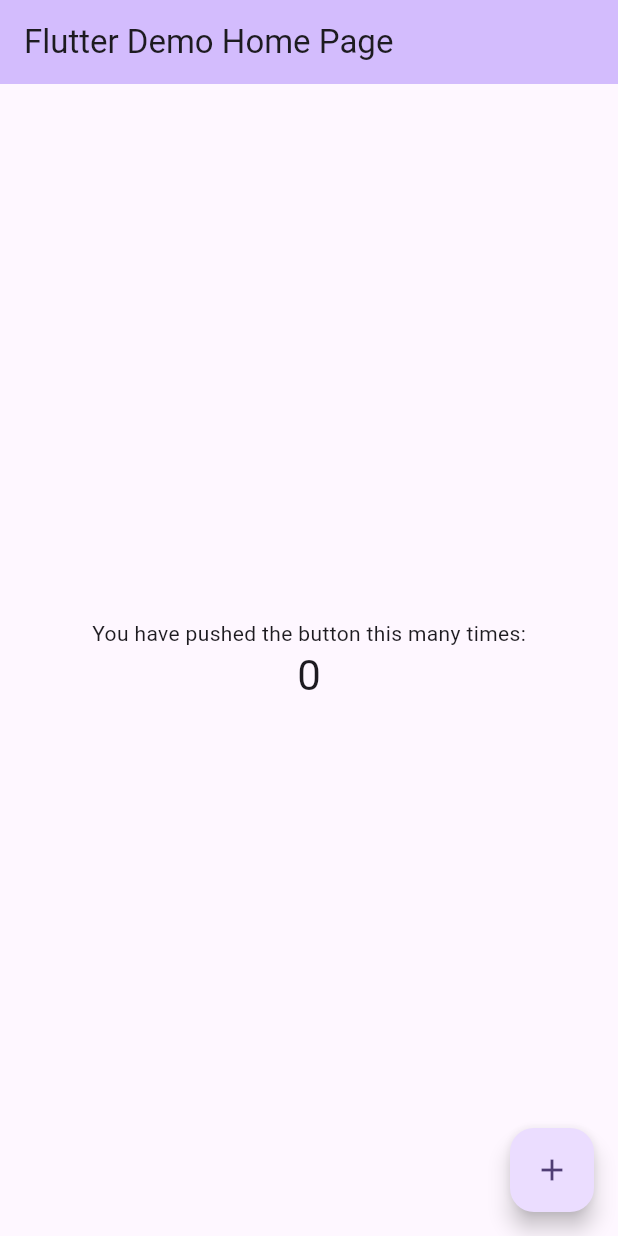
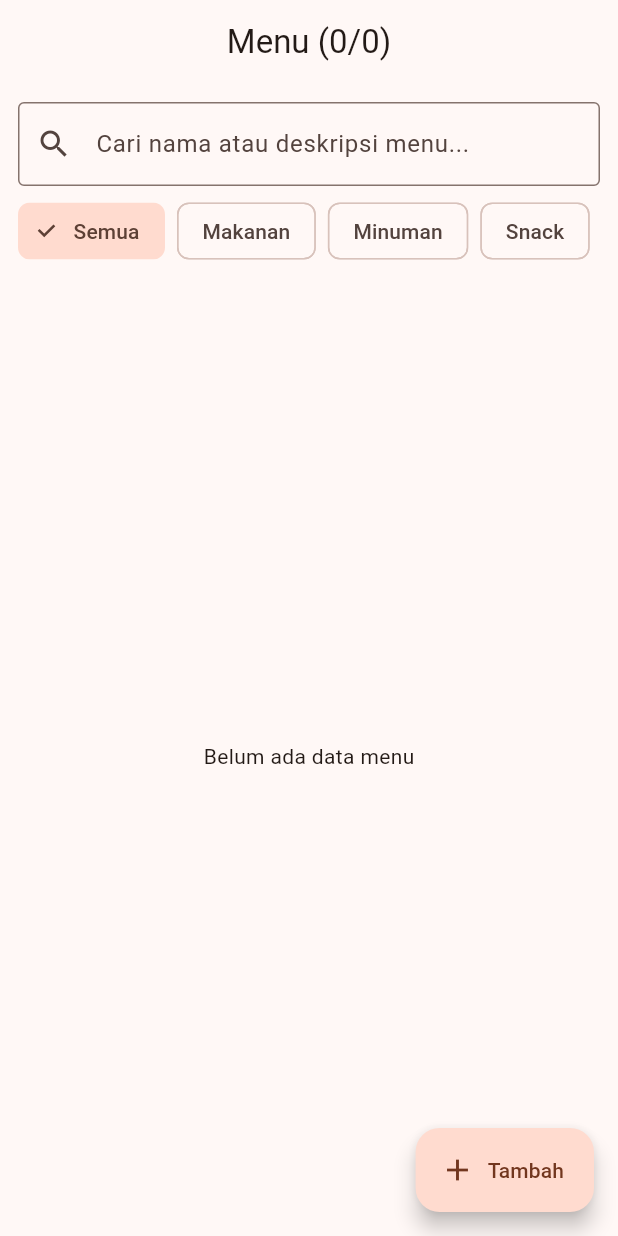
Before and after one commit to FahriID563/cpmk03-H1D024012-paket2, a Flutter app: the screen it shows after launch, on a phone screen of 412 x 824 dp. Run offline on Flutter 3.47's test engine with Material 3 defaults, Android fonts, the phone set to English and light mode, and no system bars; our stand-ins replace get, hive, hive_flutter; accounts and stored records are empty.

Commit message:
add Menu views, AppPages routing, and Hive initialization in main

```diff
--- a/lib/bindings/menu_binding.dart
+++ b/lib/bindings/menu_binding.dart
@@ -5,6 +5,6 @@ import '../controllers/menu_controller.dart';
 class MenuBinding extends Bindings {
   @override
   void dependencies() {
-    Get.lazyPut<MenuKafeController>(() => MenuKafeController());
+    Get.lazyPut<MenuKafeController>(() => MenuKafeController(), fenix: true);
   }
 }
--- a/lib/main.dart
+++ b/lib/main.dart
@@ -1,122 +1,46 @@
 import 'package:flutter/material.dart';
+import 'package:get/get.dart';
+import 'package:hive_flutter/hive_flutter.dart';
+import 'models/menu_adapter.dart';
+import 'models/menu_model.dart';
+import 'routes/app_pages.dart';
+import 'routes/app_routes.dart';
+import 'services/hive_service.dart';
 
-void main() {
+Future<void> main() async {
+  // 1. Pastikan binding Flutter siap sebelum kode async
+  WidgetsFlutterBinding.ensureInitialized();
+
+  // 2. Inisialisasi Hive
+  await Hive.initFlutter();
+
+  // 3. Daftarkan adapter untuk class Menu jika belum terdaftar
+  if (!Hive.isAdapterRegistered(MenuAdapter().typeId)) {
+    Hive.registerAdapter(MenuAdapter());
+  }
+
+  // 4. Buka box jika belum terbuka
+  if (!Hive.isBoxOpen(HiveService.boxName)) {
+    await Hive.openBox<Menu>(HiveService.boxName);
+  }
+
   runApp(const MyApp());
 }
 
 class MyApp extends StatelessWidget {
   const MyApp({super.key});
 
-  // This widget is the root of your application.
   @override
   Widget build(BuildContext context) {
-    return MaterialApp(
-      title: 'Flutter Demo',
+    return GetMaterialApp(
+      title: 'Menu Kafe',
+      debugShowCheckedModeBanner: false,
       theme: ThemeData(
-        // This is the theme of your application.
-        //
-        // TRY THIS: Try running your application with "flutter run". You'll see
-        // the application has a purple toolbar. Then, without quitting the app,
-        // try changing the seedColor in the colorScheme below to Colors.green
-        // and then invoke "hot reload" (save your changes or press the "hot
-        // reload" button in a Flutter-supported IDE, or press "r" if you used
-        // the command line to start the app).
-        //
-        // Notice that the counter didn't reset back to zero; the application
-        // state is not lost during the reload. To reset the state, use hot
-        // restart instead.
-        //
-        // This works for code too, not just values: Most code changes can be
-        // tested with just a hot reload.
-        colorScheme: .fromSeed(seedColor: Colors.deepPurple),
+        colorSchemeSeed: Colors.brown,
+        useMaterial3: true,
       ),
-      home: const MyHomePage(title: 'Flutter Demo Home Page'),
+      initialRoute: AppRoutes.home,
+      getPages: AppPages.pages,
     );
   }
 }
-
-class MyHomePage extends StatefulWidget {
-  const MyHomePage({super.key, required this.title});
-
-  // This widget is the home page of your application. It is stateful, meaning
-  // that it has a State object (defined below) that contains fields that affect
-  // how it looks.
-
-  // This class is the configuration for the state. It holds the values (in this
-  // case the title) provided by the parent (in this case the App widget) and
-  // used by the build method of the State. Fields in a Widget subclass are
-  // always marked "final".
-
-  final String title;
-
-  @override
-  State<MyHomePage> createState() => _MyHomePageState();
-}
-
-class _MyHomePageState extends State<MyHomePage> {
-  int _counter = 0;
-
-  void _incrementCounter() {
-    setState(() {
-      // This call to setState tells the Flutter framework that something has
-      // changed in this State, which causes it to rerun the build method below
-      // so that the display can reflect the updated values. If we changed
-      // _counter without calling setState(), then the build method would not be
-      // called again, and so nothing would appear to happen.
-      _counter++;
-    });
-  }
-
-  @override
-  Widget build(BuildContext context) {
-    // This method is rerun every time setState is called, for instance as done
-    // by the _incrementCounter method above.
-    //
-    // The Flutter framework has been optimized to make rerunning build methods
-    // fast, so that you can just rebuild anything that needs updating rather
-    // than having to individually change instances of widgets.
-    return Scaffold(
-      appBar: AppBar(
-        // TRY THIS: Try changing the color here to a specific color (to
-        // Colors.amber, perhaps?) and trigger a hot reload to see the AppBar
-        // change color while the other colors stay the same.
-        backgroundColor: Theme.of(context).colorScheme.inversePrimary,
-        // Here we take the value from the MyHomePage object that was created by
-        // the App.build method, and use it to set our appbar title.
-        title: Text(widget.title),
-      ),
-      body: Center(
-        // Center is a layout widget. It takes a single child and positions it
-        // in the middle of the parent.
-        child: Column(
-          // Column is also a layout widget. It takes a list of children and
-          // arranges them vertically. By default, it sizes itself to fit its
-          // children horizontally, and tries to be as tall as its parent.
-          //
-          // Column has various properties to control how it sizes itself and
-          // how it positions its children. Here we use mainAxisAlignment to
-          // center the children vertically; the main axis here is the vertical
-          // axis because Columns are vertical (the cross axis would be
-          // horizontal).
-          //
-          // TRY THIS: Invoke "debug painting" (choose the "Toggle Debug Paint"
-          // action in the IDE, or press "p" in the console), to see the
-          // wireframe for each widget.
-          mainAxisAlignment: .center,
-          children: [
-            const Text('You have pushed the button this many times:'),
-            Text(
-              '$_counter',
-              style: Theme.of(context).textTheme.headlineMedium,
-            ),
-          ],
-        ),
-      ),
-      floatingActionButton: FloatingActionButton(
-        onPressed: _incrementCounter,
-        tooltip: 'Increment',
-        child: const Icon(Icons.add),
-      ),
-    );
-  }
-}
--- a/lib/models/menu_model.dart
+++ b/lib/models/menu_model.dart
@@ -0,0 +1,70 @@
+/// Model data untuk Menu Kafe (Paket 2).
+class Menu {
+  final String id;
+  final String nama;
+  final String kategori;
+  final double harga;
+  final String deskripsi;
+  final int stokPorsi;
+  final bool tersedia;
+
+  Menu({
+    required this.id,
+    required this.nama,
+    required this.kategori,
+    required this.harga,
+    required this.deskripsi,
+    required this.stokPorsi,
+    required this.tersedia,
+  });
+
+  Menu copyWith({
+    String? id,
+    String? nama,
+    String? kategori,
+    double? harga,
+    String? deskripsi,
+    int? stokPorsi,
+    bool? tersedia,
+  }) {
+    return Menu(
+      id: id ?? this.id,
+      nama: nama ?? this.nama,
+      kategori: kategori ?? this.kategori,
+      harga: harga ?? this.harga,
+      deskripsi: deskripsi ?? this.deskripsi,
+      stokPorsi: stokPorsi ?? this.stokPorsi,
+      tersedia: tersedia ?? this.tersedia,
+    );
+  }
+
+  @override
+  String toString() {
+    return 'Menu(id: $id, nama: $nama, kategori: $kategori, harga: $harga, deskripsi: $deskripsi, stokPorsi: $stokPorsi, tersedia: $tersedia)';
+  }
+
+  @override
+  bool operator ==(Object other) {
+    if (identical(this, other)) return true;
+
+    return other is Menu &&
+        other.id == id &&
+        other.nama == nama &&
+        other.kategori == kategori &&
+        other.harga == harga &&
+        other.deskripsi == deskripsi &&
+        other.stokPorsi == stokPorsi &&
+        other.tersedia == tersedia;
+  }
+
+  @override
+  int get hashCode {
+    return id.hashCode ^
+        nama.hashCode ^
+        kategori.hashCode ^
+        harga.hashCode ^
+        deskripsi.hashCode ^
+        stokPorsi.hashCode ^
+        tersedia.hashCode;
+  }
+}
--- /dev/null
+++ b/lib/routes/app_pages.dart
@@ -0,0 +1,20 @@
+import 'package:get/get.dart';
+import '../bindings/menu_binding.dart';
+import '../views/menu_form_view.dart';
+import '../views/menu_list_view.dart';
+import 'app_routes.dart';
+
+/// Pemetaan route -> halaman (+ binding).
+class AppPages {
+  static final pages = [
+    GetPage(
+      name: AppRoutes.home,
+      page: () => const MenuListView(),
+      binding: MenuBinding(),
+    ),
+    GetPage(
+      name: AppRoutes.form,
+      page: () => const MenuFormView(),
+    ),
+  ];
+}
--- a/lib/views/menu_list_view.dart
+++ b/lib/views/menu_list_view.dart
@@ -0,0 +1,186 @@
+import 'package:flutter/material.dart';
+import 'package:get/get.dart';
+import '../controllers/menu_controller.dart';
+
+/// VIEW: halaman daftar menu (READ, Search, Filter, Toggle Tersedia, Edit/Hapus).
+class MenuListView extends GetView<MenuKafeController> {
+  const MenuListView({super.key});
+
+  @override
+  Widget build(BuildContext context) {
+    return Scaffold(
+      appBar: AppBar(
+        // Fitur khusus 3: tampilkan jumlah menu yang tersedia di AppBar
+        title: Obx(
+          () => Text('Menu (${controller.jumlahTersedia}/${controller.totalMenu})'),
+        ),
+        centerTitle: true,
+      ),
+      body: Column(
+        children: [
+          // Kolom pencarian
+          Padding(
+            padding: const EdgeInsets.fromLTRB(12, 12, 12, 8),
+            child: TextField(
+              onChanged: (v) => controller.keyword.value = v,
+              decoration: const InputDecoration(
+                hintText: 'Cari nama atau deskripsi menu...',
+                prefixIcon: Icon(Icons.search),
+                border: OutlineInputBorder(),
+              ),
+            ),
+          ),
+
+          // Fitur khusus 2: filter kategori menggunakan ChoiceChip
+          SizedBox(
+            height: 44,
+            child: Obx(
+              () => ListView(
+                scrollDirection: Axis.horizontal,
+                padding: const EdgeInsets.symmetric(horizontal: 12),
+                children: controller.filterKategoriList.map((kategori) {
+                  final isSelected =
+                      controller.selectedFilterKategori.value == kategori;
+                  return Padding(
+                    padding: const EdgeInsets.only(right: 8),
+                    child: ChoiceChip(
+                      label: Text(kategori),
+                      selected: isSelected,
+                      onSelected: (_) =>
+                          controller.selectedFilterKategori.value = kategori,
+                    ),
+                  );
+                }).toList(),
+              ),
+            ),
+          ),
+          const SizedBox(height: 8),
+
+          // Daftar data reaktif
+          Expanded(
+            child: Obx(() {
+              final data = controller.filteredList;
+              if (data.isEmpty) {
+                return const Center(
+                  child: Text('Belum ada data menu'),
+                );
+              }
+
+              return ListView.builder(
+                padding: const EdgeInsets.only(bottom: 80),
+                itemCount: data.length,
+                itemBuilder: (context, index) {
+                  final menu = data[index];
+                  return Card(
+                    margin: const EdgeInsets.symmetric(
+                      horizontal: 12,
+                      vertical: 6,
+                    ),
+                    child: Padding(
+                      padding: const EdgeInsets.symmetric(
+                        horizontal: 12,
+                        vertical: 8,
+                      ),
+                      child: Column(
+                        crossAxisAlignment: CrossAxisAlignment.start,
+                        children: [
+                          Row(
+                            children: [
+                              CircleAvatar(
+                                child: Text(
+                                  menu.nama.isNotEmpty
+                                      ? menu.nama[0].toUpperCase()
+                                      : '?',
+                                ),
+                              ),
+                              const SizedBox(width: 12),
+                              Expanded(
+                                child: Column(
+                                  crossAxisAlignment: CrossAxisAlignment.start,
+                                  children: [
+                                    Text(
+                                      menu.nama,
+                                      style: Theme.of(context)
+                                          .textTheme
+                                          .titleMedium,
+                                    ),
+                                    Text(
+                                      '${menu.kategori} • ${controller.formatRupiah(menu.harga)} • Stok: ${menu.stokPorsi}',
+                                      style: Theme.of(context)
+                                          .textTheme
+                                          .bodySmall,
+                                    ),
+                                  ],
+                                ),
+                              ),
+                              // Fitur khusus 1: Switch "tersedia" langsung di daftar
+                              Switch(
+                                value: menu.tersedia,
+                                onChanged: (val) =>
+                                    controller.toggleTersedia(menu, val),
+                              ),
+                            ],
+                          ),
+                          if (menu.deskripsi.isNotEmpty) ...[
+                            const SizedBox(height: 6),
+                            Text(
+                              menu.deskripsi,
+                              style: Theme.of(context).textTheme.bodyMedium,
+                            ),
+                          ],
+                          Row(
+                            mainAxisAlignment: MainAxisAlignment.spaceBetween,
+                            children: [
+                              Text(
+                                menu.tersedia ? 'Tersedia' : 'Habis / Tidak Tersedia',
+                                style: TextStyle(
+                                  fontSize: 12,
+                                  fontWeight: FontWeight.w600,
+                                  color: menu.tersedia
+                                      ? Colors.green
+                                      : Colors.red,
+                                ),
+                              ),
+                              Row(
+                                mainAxisSize: MainAxisSize.min,
+                                children: [
+                                  IconButton(
+                                    visualDensity: VisualDensity.compact,
+                                    icon: const Icon(
+                                      Icons.edit,
+                                      color: Colors.orange,
+                                    ),
+                                    onPressed: () =>
+                                        controller.openEditForm(menu),
+                                  ),
+                                  IconButton(
+                                    visualDensity: VisualDensity.compact,
+                                    icon: const Icon(
+                                      Icons.delete,
+                                      color: Colors.red,
+                                    ),
+                                    onPressed: () =>
+                                        controller.confirmDelete(menu),
+                                  ),
+                                ],
+                              ),
+                            ],
+                          ),
+                        ],
+                      ),
+                    ),
+                  );
+                },
+              );
+            }),
+          ),
+        ],
+      ),
+      floatingActionButton: FloatingActionButton.extended(
+        onPressed: controller.openAddForm,
+        icon: const Icon(Icons.add),
+        label: const Text('Tambah'),
+      ),
+    );
+  }
+}
```
Also changed, not shown: lib/controllers/menu_controller.dart (+24 -6 lines), lib/views/menu_form_view.dart (+116 -0 lines), 1 other file.
